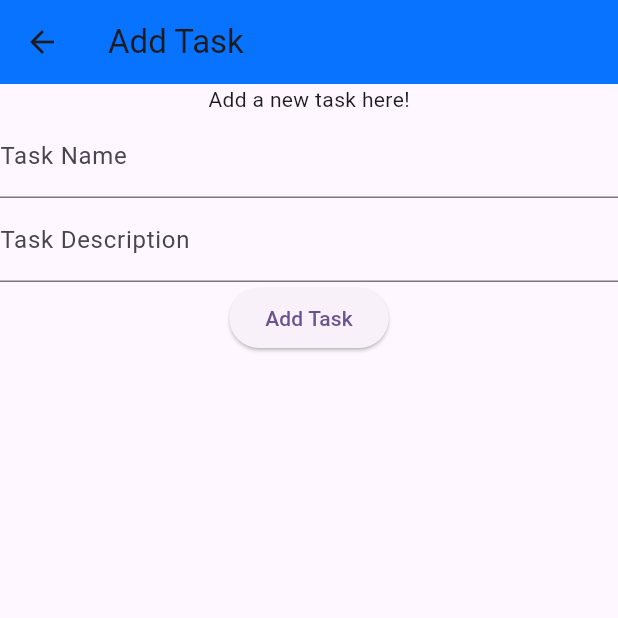
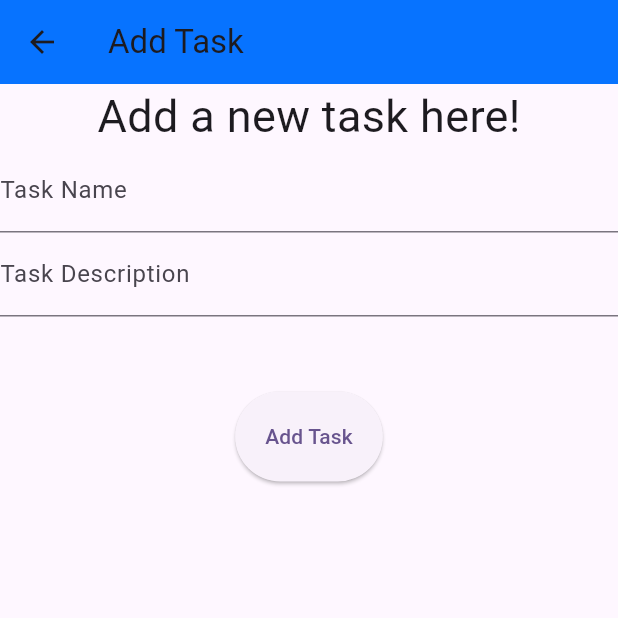
Before and after one commit to jayb71/todoapp, a Flutter app: the screen it shows after launch, after a tap on "Add Task", on a phone screen of 412 x 824 dp, the top half of it. Run offline on Flutter 3.47's test engine with Material 3 defaults, Android fonts, the phone set to English and light mode, and no system bars.

Commit message:
UI fixes

```diff
--- a/lib/main.dart
+++ b/lib/main.dart
@@ -76,25 +76,35 @@ class MyHomePage extends StatelessWidget {
           backgroundColor: const Color.fromARGB(255, 7, 115, 255),
         ),
         body: SingleChildScrollView(
+          child: Center(
             child: Column(children: [
               const Text(
+                style: TextStyle(fontSize: 30),
                 'Welcome to the ToDo App!',
               ),
-          ElevatedButton(
+              Container(
+                margin: const EdgeInsets.all(50.0),
+                child: ElevatedButton(
                     style: ElevatedButton.styleFrom(
+                      padding: const EdgeInsets.all(50.0),
                       backgroundColor: const Color.fromARGB(255, 247, 173, 247),
                     ),
                     onPressed: addTask,
                     child: const Text('Add Task')),
-          ElevatedButton(
+              ),
+              Container(
+                margin: const EdgeInsets.all(50.0),
+                child: ElevatedButton(
                     style: ElevatedButton.styleFrom(
+                      padding: const EdgeInsets.all(50.0),
                       backgroundColor: const Color.fromARGB(255, 247, 173, 247),
                     ),
                     onPressed: showTask,
                     child: const Text('Show Task')),
+              ),
             ]),
           ),
-    );
+        ));
   }
 }
 
@@ -113,7 +123,7 @@ class AddTaskPage extends StatelessWidget {
       ),
       body: Center(
         child: Column(children: [
-          const Text('Add a new task here!'),
+          const Text(style: TextStyle(fontSize: 30), 'Add a new task here!'),
           Form(
               child: Column(
             children: [
@@ -129,7 +139,12 @@ class AddTaskPage extends StatelessWidget {
                   labelText: 'Task Description',
                 ),
               ),
-              ElevatedButton(
+              Container(
+                margin: const EdgeInsets.all(50.0),
+                child: ElevatedButton(
+                  style: ElevatedButton.styleFrom(
+                    padding: const EdgeInsets.all(20.0),
+                  ),
                   onPressed: () {
                     addTodo(Todo(
                       title: _titlecontroller.text,
@@ -139,6 +154,7 @@ class AddTaskPage extends StatelessWidget {
                   },
                   child: const Text('Add Task'),
                 ),
+              ),
             ],
           ))
         ]),
@@ -147,22 +163,43 @@ class AddTaskPage extends StatelessWidget {
   }
 }
 
-class TodoItem extends StatelessWidget {
+class _TodoItemState extends State<TodoItem> {
+  @override
+  Widget build(BuildContext context) {
+    return ListTile(
+        title: Text(widget.todo.title),
+        subtitle: Text(widget.todo.description),
+        leading: Checkbox(
+          value: false,
+          onChanged: (bool? value) {},
+        ),
+        trailing: IconButton(
+          icon: const Icon(Icons.delete),
+          onPressed: () {
+            //_todos.remove(widget.todo);
+            setState(() {
+              _todos.removeAt(_todos.indexOf(widget.todo));
+            });
+          },
+        ));
+  }
+}
+
+class TodoItem extends StatefulWidget {
   const TodoItem({super.key, required this.todo});
   final Todo todo;
 
   @override
-  Widget build(BuildContext context) {
-    return ListTile(
-      title: Text(todo.title),
-      subtitle: Text(todo.description),
-    );
-  }
+  State<TodoItem> createState() => _TodoItemState();
 }
 
-class ShowTaskPage extends StatelessWidget {
+class ShowTaskPage extends StatefulWidget {
   const ShowTaskPage({super.key});
+  @override
+  State<ShowTaskPage> createState() => _ShowTaskPageState();
+}
 
+class _ShowTaskPageState extends State<ShowTaskPage> {
   @override
   Widget build(BuildContext context) {
     return Scaffold(
@@ -173,9 +210,15 @@ class ShowTaskPage extends StatelessWidget {
       body: ListView.builder(
         itemCount: _todos.length,
         itemBuilder: (context, index) {
-          return TodoItem(todo: _todos[index]);
+          return TodoItem(
+            todo: _todos[index],
+          );
         },
       ),
     );
   }
 }
+
+
+
+// checklist: checkbox, time, deadline
```
Lines whose indentation alone changed are shown as unchanged.
